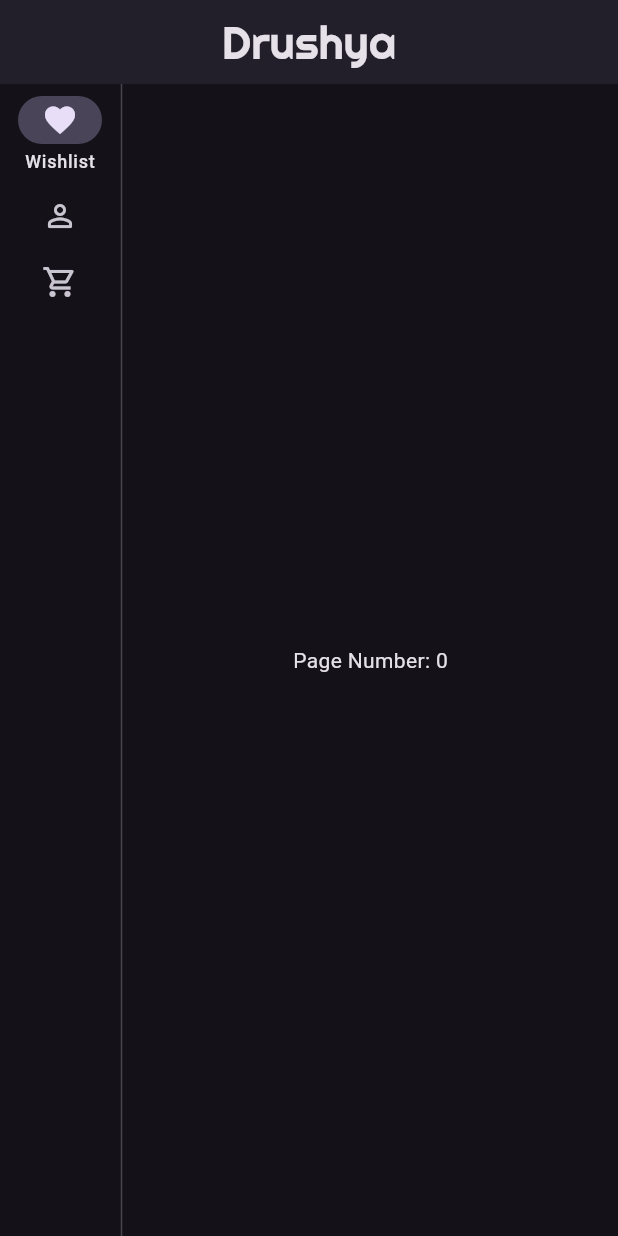
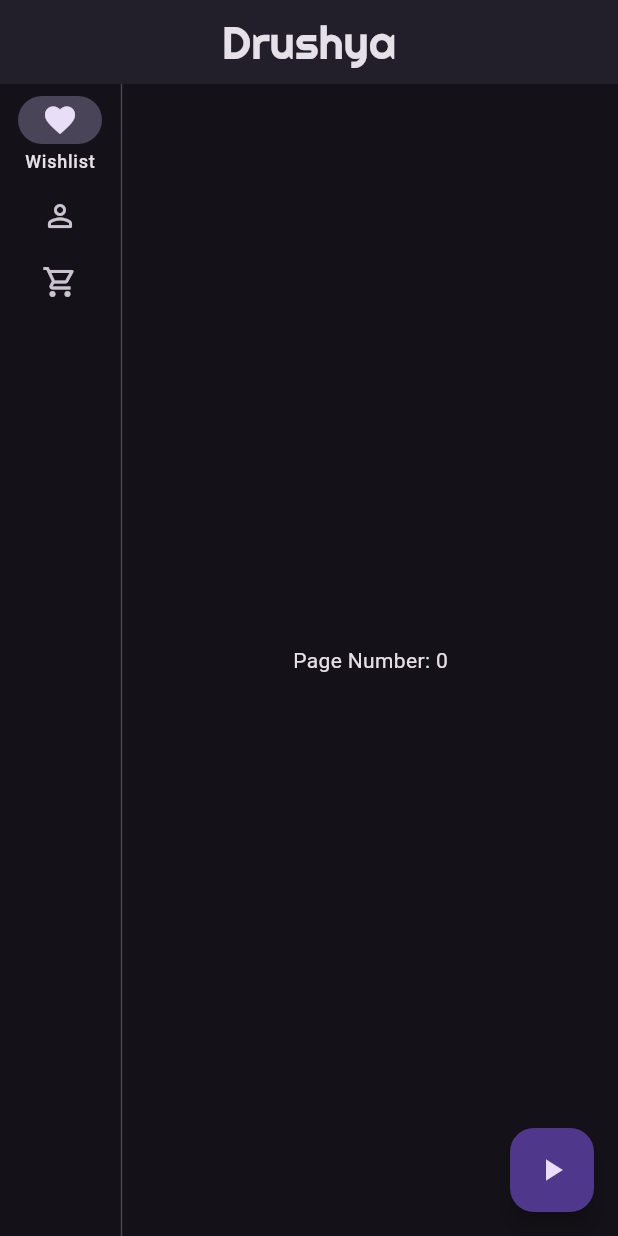
Before and after one commit to rajeabhilash/Drushya, a Flutter app: the screen it shows after launch, on a phone screen of 412 x 824 dp. Run offline on Flutter 3.47's test engine with Material 2 defaults, Android fonts, the phone set to English and light mode, and no system bars; our stand-ins replace google_fonts.

Commit message:
updated FAB on Landed Page

```diff
--- a/lib/landing/landed.dart
+++ b/lib/landing/landed.dart
@@ -60,6 +60,10 @@ class _LandedPageState extends State<LandedPage> {
           )
         ],
       ),
+      floatingActionButton: FloatingActionButton(
+        onPressed: () {},
+        child: Icon(Icons.play_arrow),
+      ),
     );
   }
 }
```
